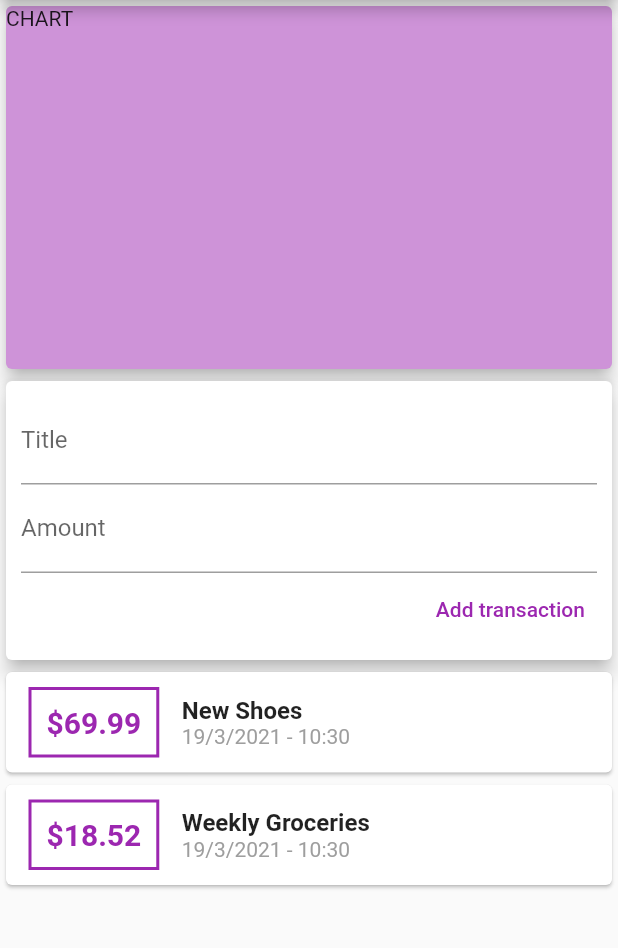
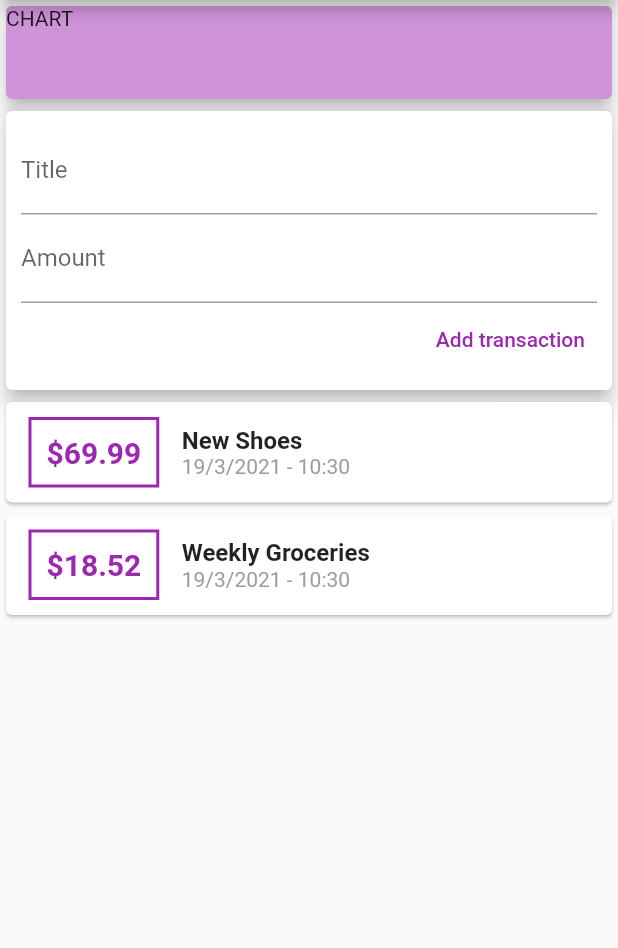
Before and after one commit to PierluigiBarocci/flutter_expenses_app, a Flutter app: the screen it shows after launch, on a phone screen of 412 x 824 dp, the part 84-1032 px from its top. Run offline on Flutter 3.47's test engine with Material 2 defaults, Android fonts, the phone set to English and light mode, and no system bars; our stand-ins replace google_fonts.

Commit message:
reduce chart container

```diff
--- a/lib/main.dart
+++ b/lib/main.dart
@@ -32,7 +32,7 @@ class MyHomePage extends StatelessWidget {
         crossAxisAlignment: CrossAxisAlignment.stretch,
         children: <Widget>[
           Container(
-            height: 250,
+            height: 70,
             width: double.infinity,
             child: Card(
               color: Colors.purple.shade200,
```
